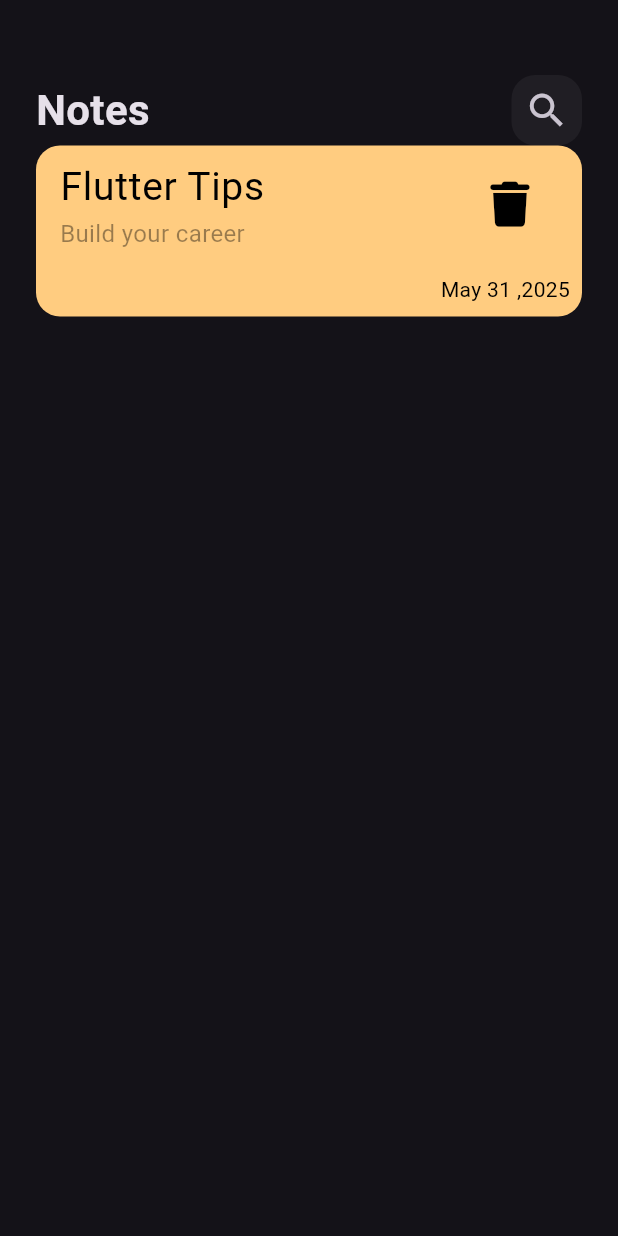
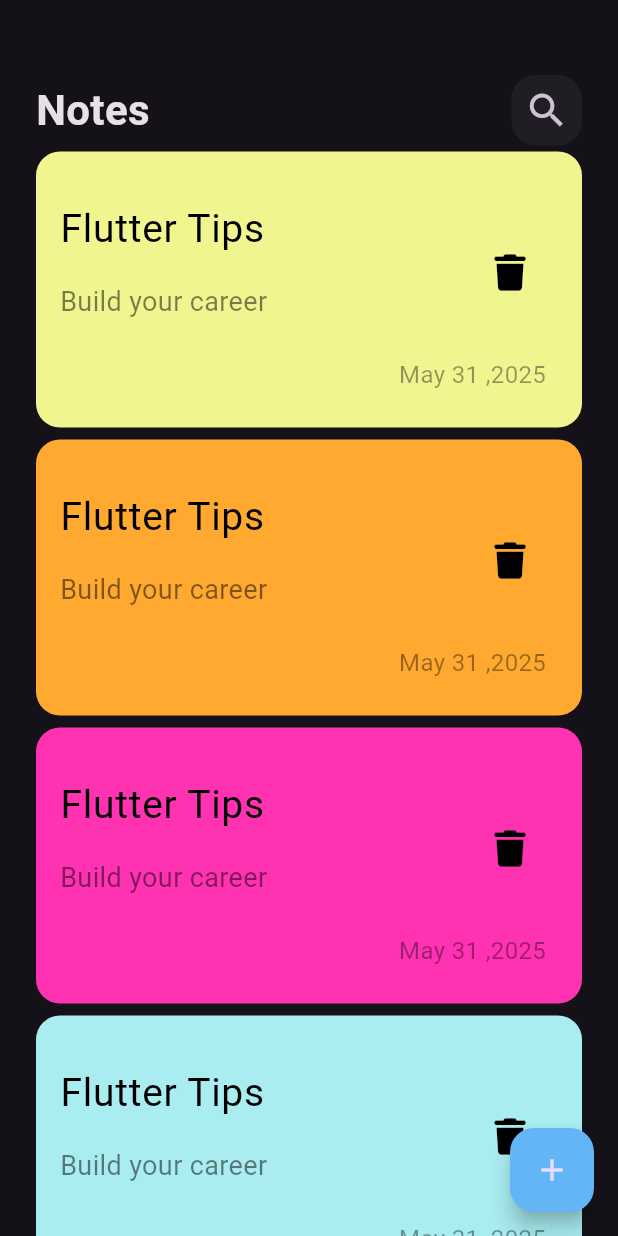
Before and after one commit to mahmoud-dagher/mynotes, a Flutter app: the screen it shows after launch, on a phone screen of 412 x 824 dp. Run offline on Flutter 3.47's test engine with Material 3 defaults, Android fonts, the phone set to English and light mode, and no system bars; our stand-ins replace font_awesome_flutter; Roboto replaces fonts that are missing (Poppins).

Commit message:
update_01

```diff
--- /dev/null
+++ b/lib/constants/colors.dart
@@ -0,0 +1,11 @@
+import 'package:flutter/material.dart';
+
+const Color mainColor = Color(0xFF293F53);
+
+const List<Color> noteColor = [
+  Color(0xFFf1f58f),
+  Color(0xFFffa930),
+  Color(0xFFff32b2),
+  Color(0xFFa9edf1),
+  Color(0xFF74ed4b),
+];
--- a/lib/views/notes_view.dart
+++ b/lib/views/notes_view.dart
@@ -1,3 +1,5 @@
+// ignore_for_file: deprecated_member_use
+
 import 'package:flutter/material.dart';
 import 'package:my_notes/views/widgets/notes_view_body.dart';
 
@@ -6,6 +8,13 @@ class NotesView extends StatelessWidget {
 
   @override
   Widget build(BuildContext context) {
-    return Scaffold(body: NotesViewBody());
+    return Scaffold(
+      floatingActionButton: FloatingActionButton(
+        onPressed: () {},
+        backgroundColor: Colors.blue[300],
+        child: Icon(Icons.add),
+      ),
+      body: const NotesViewBody(),
+    );
   }
 }
--- a/lib/views/widgets/note_item.dart
+++ b/lib/views/widgets/note_item.dart
@@ -4,13 +4,15 @@ import 'package:flutter/material.dart';
 import 'package:font_awesome_flutter/font_awesome_flutter.dart';
 
 class NoteItem extends StatelessWidget {
-  const NoteItem({super.key});
+  final Color color;
+  const NoteItem({super.key, required this.color});
 
   @override
   Widget build(BuildContext context) {
     return Container(
+      padding: const EdgeInsets.only(top: 24, bottom: 24),
       decoration: BoxDecoration(
-        color: const Color(0xffFFcc80),
+        color: color,
         borderRadius: BorderRadius.circular(16),
       ),
       child: Column(
@@ -21,24 +23,33 @@ class NoteItem extends StatelessWidget {
               'Flutter Tips',
               style: TextStyle(color: Colors.black, fontSize: 26),
             ),
-            subtitle: Text(
-              'Build your career',
-              style: TextStyle(
-                color: Colors.black.withOpacity(.4),
-                fontSize: 16,
+            subtitle: Padding(
+              padding: const EdgeInsets.only(top: 16, bottom: 16),
+              child: Text(
+                'Build your career',
+                style: TextStyle(
+                  color: Colors.black.withOpacity(.5),
+                  fontSize: 18,
+                ),
               ),
             ),
             trailing: IconButton(
               onPressed: () {},
               icon: FaIcon(FontAwesomeIcons.trash),
               color: Colors.black,
-              iconSize: 30,
+              iconSize: 24,
             ),
           ),
 
           Padding(
-            padding: const EdgeInsets.all(8.0),
-            child: Text('May 31 ,2025', style: TextStyle(color: Colors.black)),
+            padding: const EdgeInsets.only(right: 24),
+            child: Text(
+              'May 31 ,2025',
+              style: TextStyle(
+                color: Colors.black.withOpacity(.4),
+                fontSize: 16,
+              ),
+            ),
           ),
         ],
       ),
--- /dev/null
+++ b/lib/views/widgets/notes_list_view_.dart
@@ -0,0 +1,22 @@
+import 'package:flutter/material.dart';
+import 'package:my_notes/constants/colors.dart';
+import 'package:my_notes/views/widgets/note_item.dart';
+
+class NotesListView extends StatelessWidget {
+  const NotesListView({super.key});
+
+  @override
+  Widget build(BuildContext context) {
+    return ListView.builder(
+      physics: BouncingScrollPhysics(),
+      itemBuilder: (context, index) {
+        final color = noteColor[index % noteColor.length];
+        return Padding(
+          padding: const EdgeInsets.symmetric(vertical: 4.0),
+          child: NoteItem(color: color),
+        );
+      },
+      itemCount: 10,
+    );
+  }
+}
--- a/lib/views/widgets/notes_view_body.dart
+++ b/lib/views/widgets/notes_view_body.dart
@@ -1,6 +1,9 @@
+// ignore_for_file: unused_import
+
 import 'package:flutter/material.dart';
 import 'package:my_notes/views/widgets/custom_app_bar.dart';
 import 'package:my_notes/views/widgets/note_item.dart';
+import 'package:my_notes/views/widgets/notes_list_view_.dart';
 
 class NotesViewBody extends StatelessWidget {
   const NotesViewBody({super.key});
@@ -10,7 +13,11 @@ class NotesViewBody extends StatelessWidget {
     return Padding(
       padding: const EdgeInsets.symmetric(horizontal: 24),
       child: Column(
-        children: [SizedBox(height: 50), CustomAppBar(), NoteItem()],
+        children: [
+          SizedBox(height: 50),
+          CustomAppBar(),
+          Expanded(child: NotesListView()),
+        ],
       ),
     );
   }
```
